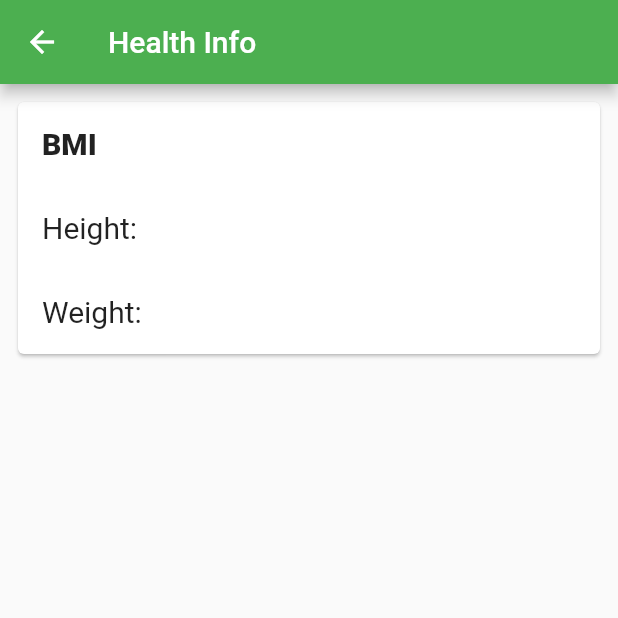
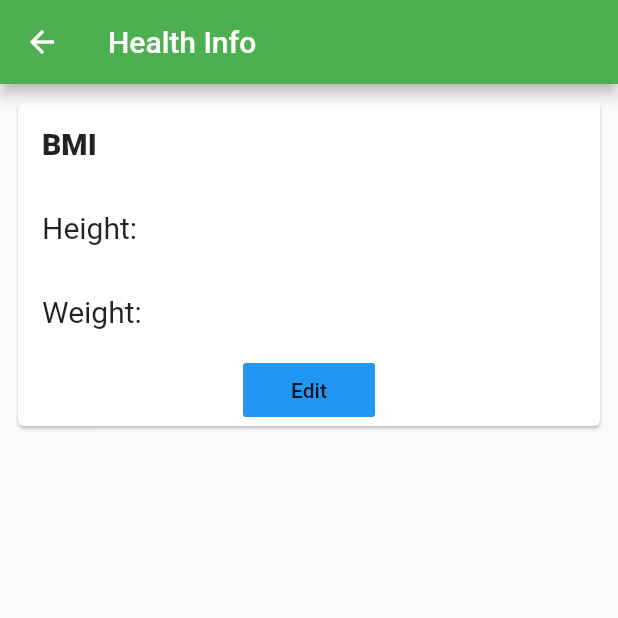
Before and after one commit to neziarxdxd/Health-Monitoring-App, a Flutter app: the screen it shows after launch, in the side drawer, after a tap on "Health Info", on a phone screen of 412 x 824 dp, the top half of it. Run offline on Flutter 3.47's test engine with Material 2 defaults, Android fonts, the phone set to English and light mode, and no system bars; our stand-ins replace charts_flutter, sqflite, wakelock; missing offline and left inert: flutter_better_camera; accounts and stored records are empty.

Commit message:
add button

```diff
--- a/lib/screens/health_info.dart
+++ b/lib/screens/health_info.dart
@@ -41,6 +41,11 @@ class _HealthInfoState extends State<HealthInfo> {
                             "Weight: ",
                             style: TextStyle(fontSize: 20),
                           ),
+                        ),
+                        FlatButton(
+                          onPressed: () {},
+                          child: Text("Edit"),
+                          color: Colors.blue,
                         )
                       ],
                     ),
```
